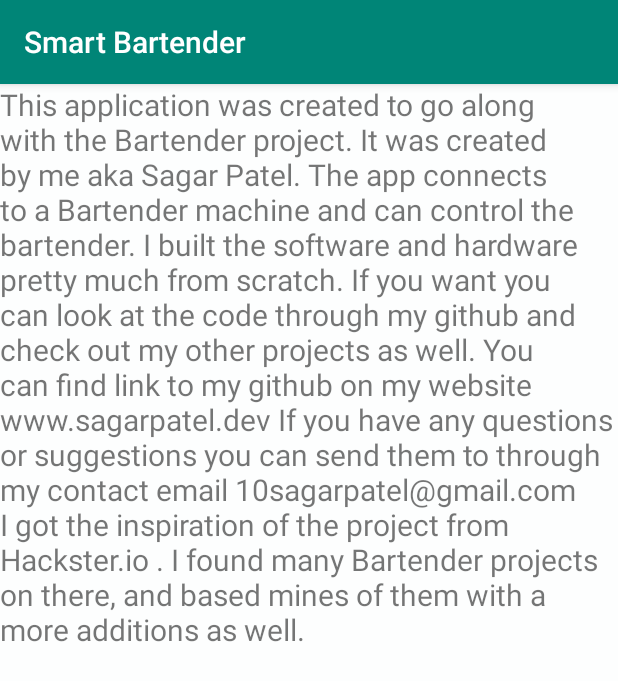
After one commit to sagarp-patel/Bartender, an Android app: the fragment Information shown on its own in the app's theme, on a phone screen of 412 x 824 dp. The commit adds this screen. Shown: the top 681 px of the screen. Run offline under Robolectric (Android 15) with nearby library versions, the phone set to English and light mode, and no system bars.

```diff
--- a/Android_App/MySmartBartender/app/src/main/AndroidManifest.xml
+++ b/Android_App/MySmartBartender/app/src/main/AndroidManifest.xml
@@ -1,6 +1,10 @@
 <?xml version="1.0" encoding="utf-8"?>
 <manifest xmlns:android="http://schemas.android.com/apk/res/android"
           package="com.sagarpatel.mysmartbartender">
+
+    <uses-permission android:name="android.permission.BLUETOOTH_ADMIN"/>
+    <uses-permission android:name="android.permission.BLUETOOTH"/>
+    <uses-permission android:name="android.permission.ACCESS_COARSE_LOCATION"/>
 
     <application
             android:allowBackup="true"
--- /dev/null
+++ b/Android_App/MySmartBartender/app/src/main/java/com/sagarpatel/mysmartbartender/Information.kt
@@ -0,0 +1,39 @@
+package com.sagarpatel.mysmartbartender
+
+import android.content.Context
+import android.net.Uri
+import android.os.Bundle
+import android.support.v4.app.Fragment
+import android.view.LayoutInflater
+import android.view.View
+import android.view.ViewGroup
+
+
+// TODO: Rename parameter arguments, choose names that match
+// the fragment initialization parameters, e.g. ARG_ITEM_NUMBER
+private const val ARG_PARAM1 = "param1"
+private const val ARG_PARAM2 = "param2"
+
+/**
+ * A simple [Fragment] subclass.
+ * Activities that contain this fragment must implement the
+ * [Information.OnFragmentInteractionListener] interface
+ * to handle interaction events.
+ * Use the [Information.newInstance] factory method to
+ * create an instance of this fragment.
+ *
+ */
+class Information : Fragment() {
+
+
+    override fun onCreateView(
+        inflater: LayoutInflater, container: ViewGroup?,
+        savedInstanceState: Bundle?
+    ): View? {
+        // Inflate the layout for this fragment
+        return inflater.inflate(R.layout.fragment_information, container, false)
+    }
+
+
+
+}
--- a/Android_App/MySmartBartender/app/src/main/res/layout/activity_main.xml
+++ b/Android_App/MySmartBartender/app/src/main/res/layout/activity_main.xml
@@ -73,7 +73,7 @@
 
     <fragment
 
-              class="com.sagarpatel.mysmartbartender.Add_Drink"
+              class="com.sagarpatel.mysmartbartender.Pump_Config"
               android:id="@+id/fragment_container"
               android:layout_width="match_parent"
               android:layout_height="wrap_content"
@@ -88,6 +88,7 @@
             android:layout_height="wrap_content"
             android:layout_gravity="end|bottom"
             android:src="@drawable/ic_error_outline_black_24dp"
+            android:onClick="show_info"
             app:backgroundTint="@null"
             app:maxImageSize="58dp"
             app:layout_constraintRight_toRightOf="parent"
--- /dev/null
+++ b/Android_App/MySmartBartender/app/src/main/res/layout/fragment_information.xml
@@ -0,0 +1,15 @@
+<?xml version="1.0" encoding="utf-8"?>
+<FrameLayout xmlns:android="http://schemas.android.com/apk/res/android"
+             xmlns:tools="http://schemas.android.com/tools"
+             android:layout_width="match_parent"
+             android:layout_height="match_parent"
+             android:background="@color/White"
+             tools:context=".Information">
+
+    <TextView
+            android:layout_width="match_parent"
+            android:layout_height="match_parent"
+            android:textSize="20dp"
+            android:text="@string/description"/>
+
+</FrameLayout>
--- a/Android_App/MySmartBartender/app/src/main/res/values/strings.xml
+++ b/Android_App/MySmartBartender/app/src/main/res/values/strings.xml
@@ -2,6 +2,14 @@
     <string name="app_name">Smart Bartender</string>
     <string name="btn_make_text">Pour Drink</string>
 
+    <string name="description"> This application was created to go along with the Bartender project.
+        It was created by me aka Sagar Patel. The app connects to a Bartender machine and can control the bartender.
+        I built the software and hardware pretty much from scratch. If you want you can look at the code through my github
+        and check out my other projects as well. You can find link to my github on my website www.sagarpatel.dev If you
+        have any questions or suggestions you can send them to through my contact email 10sagarpatel@gmail.com
+        I got the inspiration of the project from Hackster.io . I found many Bartender projects on there, and based mines
+        of them with a more additions as well.
+    </string>
     <!-- Spinner String -->
     <string-array name="menu_items">
         <item>None Available</item>
```
Also changed, not shown: Android_App/MySmartBartender/app/src/main/java/com/sagarpatel/mysmartbartender/Add_Drink.kt (+29 -10 lines), Android_App/MySmartBartender/app/src/main/java/com/sagarpatel/mysmartbartender/Drinks.kt (added, +22 -0 lines), Android_App/MySmartBartender/app/src/main/java/com/sagarpatel/mysmartbartender/MainActivity.kt (+26 -2 lines).
